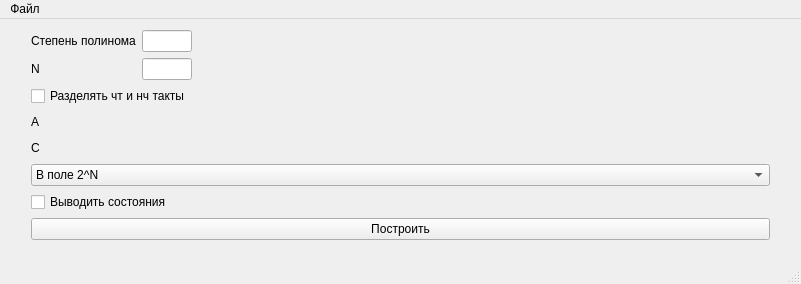
Qt form PRNG-on-GF/PRNG-on-GF/PRNGonGF.ui (necroin/PRNG-on-GF) before a commit.
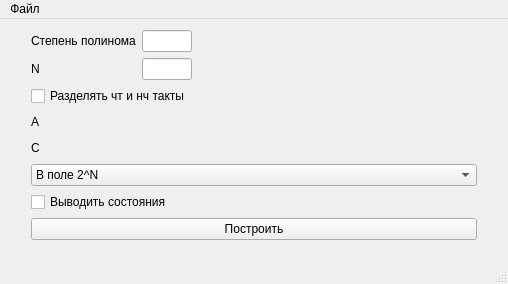
The same form after that commit.

The edit to the form file:
```diff
--- a/PRNG-on-GF/PRNG-on-GF/PRNGonGF.ui
+++ b/PRNG-on-GF/PRNG-on-GF/PRNGonGF.ui
@@ -6,7 +6,7 @@
    <rect>
     <x>0</x>
     <y>0</y>
-    <width>801</width>
+    <width>508</width>
     <height>284</height>
    </rect>
   </property>
@@ -272,7 +272,7 @@
     <rect>
      <x>0</x>
      <y>0</y>
-     <width>801</width>
+     <width>508</width>
      <height>21</height>
     </rect>
    </property>
```
Left out of the diff: 18 changed lines with no effect on the pictures.
